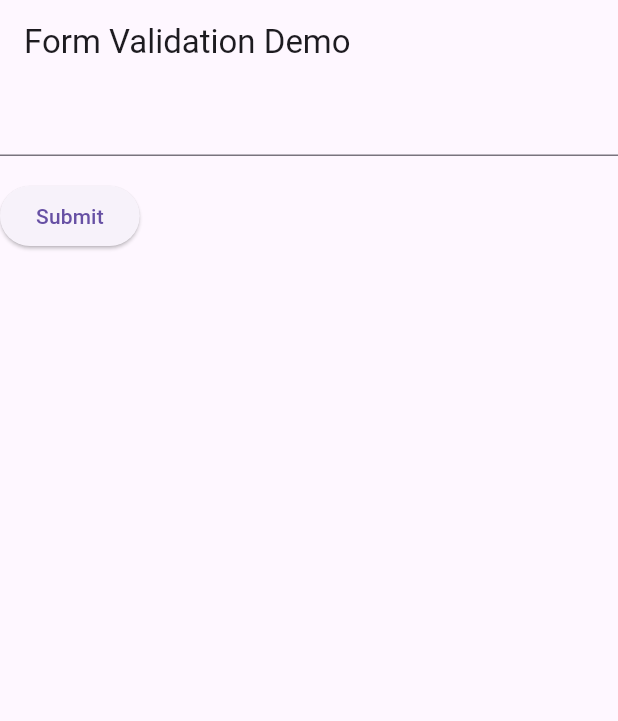
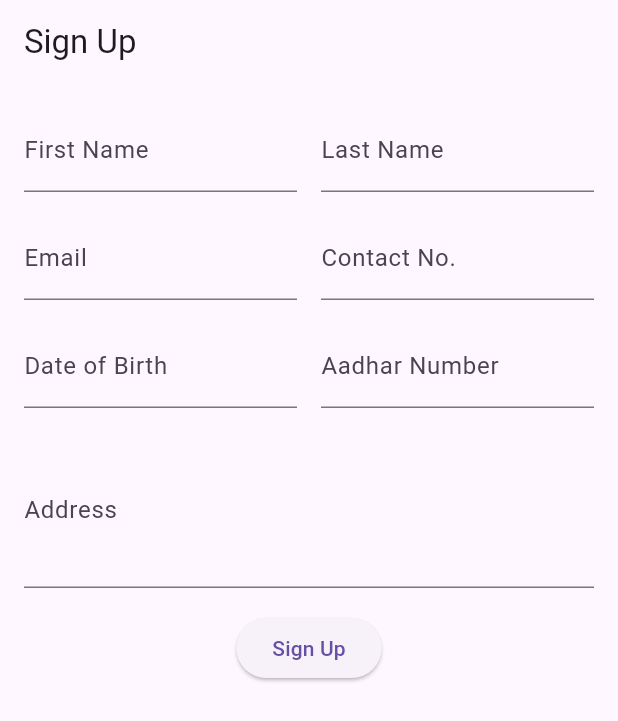
Before and after one commit to BhavyaSontineni/In-classActivity-10, a Flutter app: the screen it shows after launch, on a phone screen of 412 x 824 dp. Shown: the top 721 px of the screen. Run offline on Flutter 3.47's test engine with Material 3 defaults, Android fonts, the phone set to English and light mode, and no system bars; drawn by our look-alikes of flutter_form_builder; our stand-ins replace form_builder_validators.

Commit message:
Added signup form with validation and navigation

```diff
--- a/signuppage/lib/main.dart
+++ b/signuppage/lib/main.dart
@@ -1,161 +1,148 @@
 import 'package:flutter/material.dart';
+import 'package:flutter_form_builder/flutter_form_builder.dart';
+import 'package:form_builder_validators/form_builder_validators.dart';
+import 'package:intl/intl.dart';
 
-
-
-void main() => runApp(const MyApp());
-
-
+void main() {
+  runApp(MyApp());
+}
 
 class MyApp extends StatelessWidget {
+  @override
+  Widget build(BuildContext context) {
+    return MaterialApp(
+      debugShowCheckedModeBanner: false,
+      title: 'Flutter Signup',
+      home: SignupPage(),
+    );
+  }
+}
 
-  const MyApp({super.key});
+class SignupPage extends StatefulWidget {
+  @override
+  _SignupPageState createState() => _SignupPageState();
+}
 
-
+class _SignupPageState extends State<SignupPage> {
+  final _formKey = GlobalKey<FormBuilderState>();
 
   @override
-
   Widget build(BuildContext context) {
-
-    const appTitle = 'Form Validation Demo';
-
-
-
-    return MaterialApp(
-
-      title: appTitle,
-
-      home: Scaffold(
-
-        appBar: AppBar(
-
-          title: const Text(appTitle),
-
+    return Scaffold(
+      appBar: AppBar(title: Text("Sign Up")),
+      body: Padding(
+        padding: EdgeInsets.all(16.0),
+        child: FormBuilder(
+          key: _formKey,
+          child: Column(
+            children: [
+              // First Row: Name (First Name & Last Name)
+              Row(
+                children: [
+                  Expanded(
+                    child: FormBuilderTextField(
+                      name: 'first_name',
+                      decoration: InputDecoration(labelText: "First Name"),
+                      validator: FormBuilderValidators.required(errorText: "First Name is required"),
+                    ),
+                  ),
+                  SizedBox(width: 16),
+                  Expanded(
+                    child: FormBuilderTextField(
+                      name: 'last_name',
+                      decoration: InputDecoration(labelText: "Last Name"),
+                      validator: FormBuilderValidators.required(errorText: "Last Name is required"),
+                    ),
+                  ),
+                ],
               ),
 
-        body: const MyCustomForm(),
+              SizedBox(height: 16),
 
+              // Second Row: Email & Contact Number
+              Row(
+                children: [
+                  Expanded(
+                    child: FormBuilderTextField(
+                      name: 'email',
+                      decoration: InputDecoration(labelText: "Email"),
+                      validator: FormBuilderValidators.compose([
+                        FormBuilderValidators.required(errorText: "Email is required"),
+                        FormBuilderValidators.email(errorText: "Enter a valid email"),
+                      ]),
+                    ),
+                  ),
+                  SizedBox(width: 16),
+                  Expanded(
+                    child: FormBuilderTextField(
+                      name: 'contact_no',
+                      decoration: InputDecoration(labelText: "Contact No."),
+                      validator: FormBuilderValidators.compose([
+                        FormBuilderValidators.required(errorText: "Contact No. is required"),
+                        FormBuilderValidators.numeric(errorText: "Enter a valid number"),
+                        FormBuilderValidators.minLength(10, errorText: "Enter a valid 10-digit number"),
+                      ]),
+                    ),
+                  ),
+                ],
               ),
 
-    );
+              SizedBox(height: 16),
 
-  }
-
-}
-
-
-
-// Create a Form widget.
-
-class MyCustomForm extends StatefulWidget {
-
-  const MyCustomForm({super.key});
-
-
-
-  @override
-
-  MyCustomFormState createState() {
-
-    return MyCustomFormState();
-
-  }
-
-}
-
-
-
-// Create a corresponding State class.
-
-// This class holds data related to the form.
-
-class MyCustomFormState extends State<MyCustomForm> {
-
-  // Create a global key that uniquely identifies the Form widget
-
-  // and allows validation of the form.
-
-  //
-
-  // Note: This is a GlobalKey<FormState>,
-
-  // not a GlobalKey<MyCustomFormState>.
-
-  final _formKey = GlobalKey<FormState>();
-
-
-
-  @override
-
-  Widget build(BuildContext context) {
-
-    // Build a Form widget using the _formKey created above.
-
-    return Form(
-
-      key: _formKey,
-
-      child: Column(
-
-        crossAxisAlignment: CrossAxisAlignment.start,
-
+              // Third Row: Date of Birth & Aadhar
+              Row(
                 children: [
-
-          TextFormField(
-
-            // The validator receives the text that the user has entered.
-
-            validator: (value) {
-
-              if (value == null || value.isEmpty) {
-
-                return 'Please enter some text';
-
-              }
-
-              return null;
-
-            },
-
+                  Expanded(
+                    child: FormBuilderDateTimePicker(
+                      name: 'dob',
+                      decoration: InputDecoration(labelText: "Date of Birth"),
+                      inputType: InputType.date,
+                      format: DateFormat('yyyy-MM-dd'),
+                      validator: FormBuilderValidators.required(errorText: "DOB is required"),
+                    ),
+                  ),
+                  SizedBox(width: 16),
+                  Expanded(
+                    child: FormBuilderTextField(
+                      name: 'aadhar',
+                      decoration: InputDecoration(labelText: "Aadhar Number"),
+                      validator: FormBuilderValidators.compose([
+                        FormBuilderValidators.required(errorText: "Aadhar is required"),
+                        FormBuilderValidators.numeric(errorText: "Enter a valid Aadhar number"),
+                        FormBuilderValidators.minLength(12, errorText: "Aadhar should be 12 digits"),
+                      ]),
+                    ),
+                  ),
+                ],
               ),
 
-          Padding(
+              SizedBox(height: 16),
 
-            padding: const EdgeInsets.symmetric(vertical: 16),
-
-            child: ElevatedButton(
-
-              onPressed: () {
-
-                // Validate returns true if the form is valid, or false otherwise.
-
-                if (_formKey.currentState!.validate()) {
-
-                  // If the form is valid, display a snackbar. In the real world,
-
-                  // you'd often call a server or save the information in a database.
-
-                  ScaffoldMessenger.of(context).showSnackBar(
-
-                    const SnackBar(content: Text('Processing Data')),
-
-                  );
-
-                }
-
-              },
-
-              child: const Text('Submit'),
-
+              // Fourth Row: Address
+              FormBuilderTextField(
+                name: 'address',
+                decoration: InputDecoration(labelText: "Address"),
+                maxLines: 3,
+                validator: FormBuilderValidators.required(errorText: "Address is required"),
               ),
 
+              SizedBox(height: 16),
+
+              // Signup Button
+              ElevatedButton(
+                onPressed: () {
+                  if (_formKey.currentState!.saveAndValidate()) {
+                    ScaffoldMessenger.of(context).showSnackBar(SnackBar(content: Text('Signup Successful')));
+                  } else {
+                    ScaffoldMessenger.of(context).showSnackBar(SnackBar(content: Text('Please fix the errors')));
+                  }
+                },
+                child: Text("Sign Up"),
               ),
-
             ],
-
           ),
-
+        ),
+      ),
     );
-
   }
-
 }
--- a/signuppage/pubspec.yaml
+++ b/signuppage/pubspec.yaml
@@ -30,6 +30,9 @@ environment:
 dependencies:
   flutter:
     sdk: flutter
+  flutter_form_builder: ^9.2.0
+  form_builder_validators: ^11.1.2
+  intl: ^0.19.0
 
   # The following adds the Cupertino Icons font to your application.
   # Use with the CupertinoIcons class for iOS style icons.
```
Also changed, not shown: signuppage/pubspec.lock, 2 other files. Lines whose indentation alone changed are shown as unchanged.
